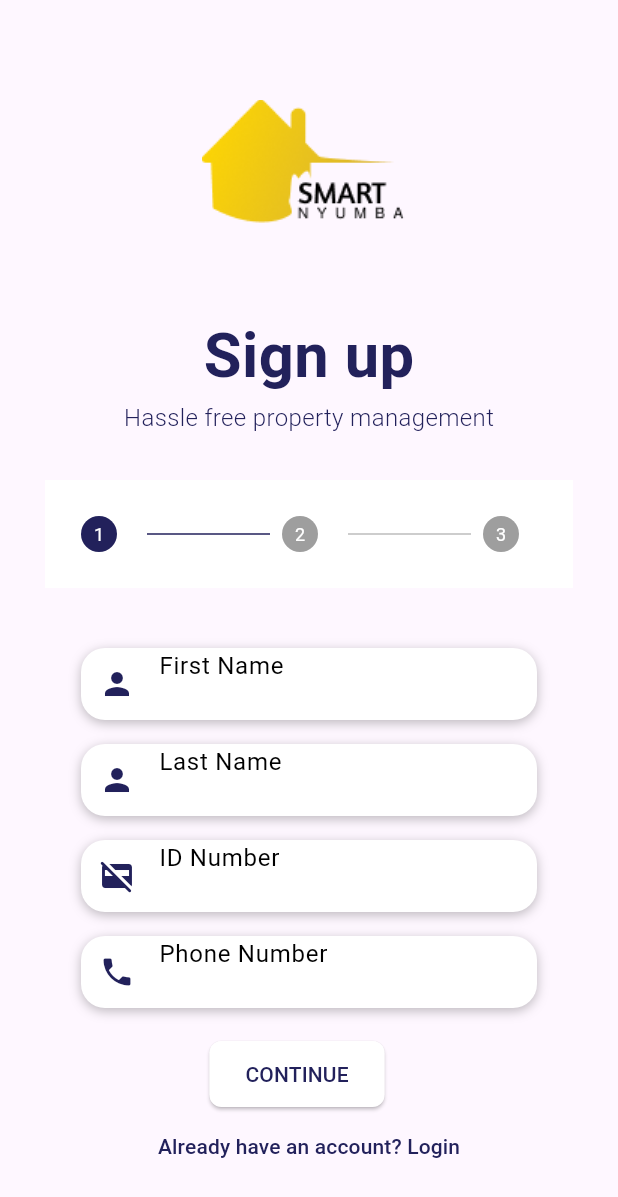
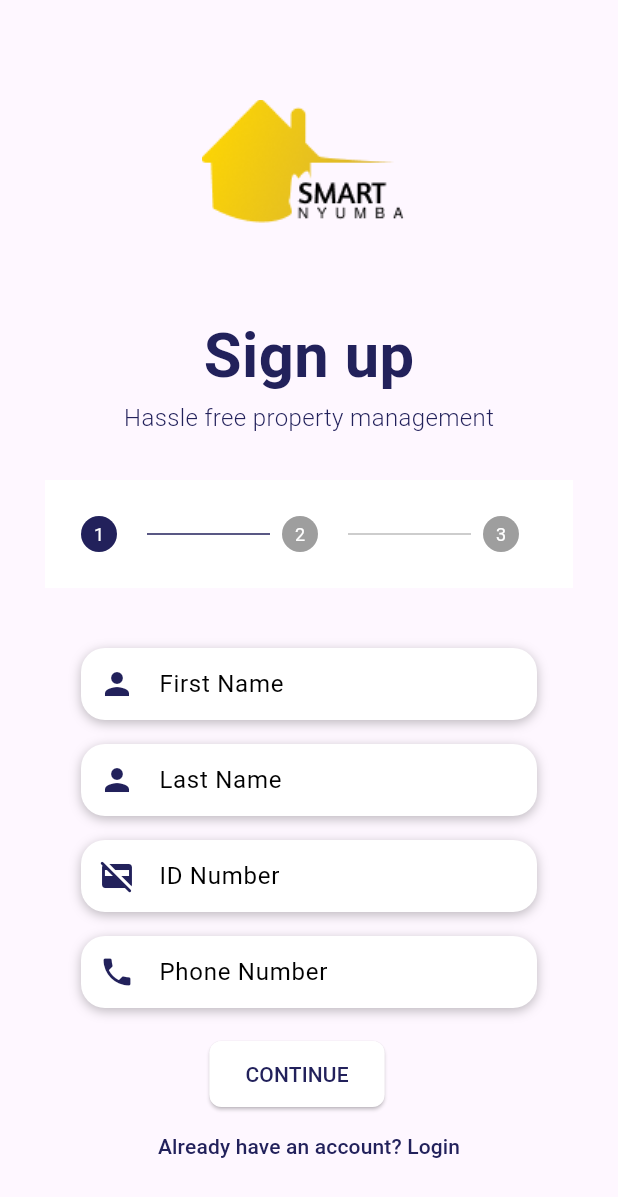
Before and after one commit to DennisMuasyaWambua/Smart_Nyumba_Mobile_App, a Flutter app: the screen it shows after launch, after a tap on "Don’t have an account? Register", on a phone screen of 412 x 824 dp. Shown: the top 1197 px of the screen. Run offline on Flutter 3.47's test engine with Material 3 defaults, Android fonts, the phone set to English and light mode, and no system bars; our stand-ins replace data_table_2, flutter_dotenv, flutter_neumorphic, flutter_svg, google_fonts, open_file and 4 more; missing offline and left inert: pdf_viewer_plugin; Roboto replaces fonts that are missing (HindJalandhar).

Commit message:
Fixed padding issues and password suffix icon

```diff
--- a/lib/widgets/auth/password_field.dart
+++ b/lib/widgets/auth/password_field.dart
@@ -45,17 +45,17 @@ class _PasswordFieldState extends State<PasswordField> {
         decoration: InputDecoration(
           hintText: widget.hintText,
           alignLabelWithHint: true,
-          contentPadding: const EdgeInsets.symmetric(horizontal: 16),
+          contentPadding: const EdgeInsets.symmetric(horizontal: 16, vertical: 12),
           prefixIcon: widget.prefixIcon,
           suffixIcon: InkWell(
             onTap: _tooglePasswordVisibility,
             child: _passwordVisible
                 ? const Icon(
-                    Icons.visibility,
+                    Icons.visibility_off,
                     color: royalBlue,
                   )
                 : const Icon(
-                    Icons.visibility_off,
+                    Icons.visibility,
                     color: royalBlue,
                   ),
           ),
--- a/lib/widgets/auth/register_confirm_password_field.dart
+++ b/lib/widgets/auth/register_confirm_password_field.dart
@@ -44,7 +44,7 @@ class _RegisterConfirmPasswordFieldState extends State<RegisterConfirmPasswordFi
             color: Colors.black87,
           ),
           decoration: InputDecoration(
-            hintText: "Password",
+            hintText: "Confirm Password",
             alignLabelWithHint: true,
             border: InputBorder.none,
             contentPadding: const EdgeInsets.all(15),
@@ -56,11 +56,11 @@ class _RegisterConfirmPasswordFieldState extends State<RegisterConfirmPasswordFi
               onTap: _tooglePasswordView,
               child: _isVisible
                   ? const Icon(
-                      Icons.visibility,
+                      Icons.visibility_off,
                       color: royalBlue,
                     )
                   : const Icon(
-                      Icons.visibility_off,
+                      Icons.visibility,
                       color: royalBlue,
                     ),
             ),
--- a/lib/widgets/auth/register_input_field.dart
+++ b/lib/widgets/auth/register_input_field.dart
@@ -43,9 +43,7 @@ class RegisterInputField extends StatelessWidget {
             color: royalBlue,
           ),
           hintText: hintText,
-          contentPadding: const EdgeInsets.only(
-            left: 25,
-          ),
+          contentPadding: const EdgeInsets.symmetric(horizontal: 16, vertical: 12),
           border: InputBorder.none,
         ),
       ),
--- a/lib/widgets/auth/register_password_field.dart
+++ b/lib/widgets/auth/register_password_field.dart
@@ -56,11 +56,11 @@ class _RegisterPasswordFieldState extends State<RegisterPasswordField> {
               onTap: _tooglePasswordView,
               child: _isVisible
                   ? const Icon(
-                      Icons.visibility,
+                      Icons.visibility_off,
                       color: royalBlue,
                     )
                   : const Icon(
-                      Icons.visibility_off,
+                      Icons.visibility,
                       color: royalBlue,
                     ),
             ),
```
